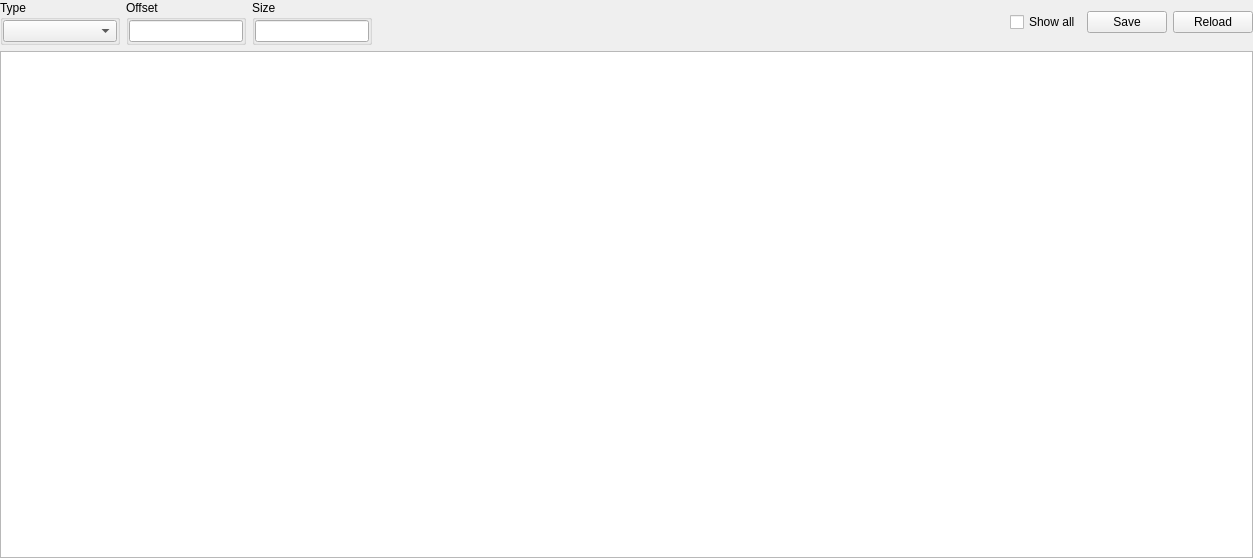
Above: xfileinfowidget.ui from horsicq/XFileInfo before the change. Below: the same form after it.
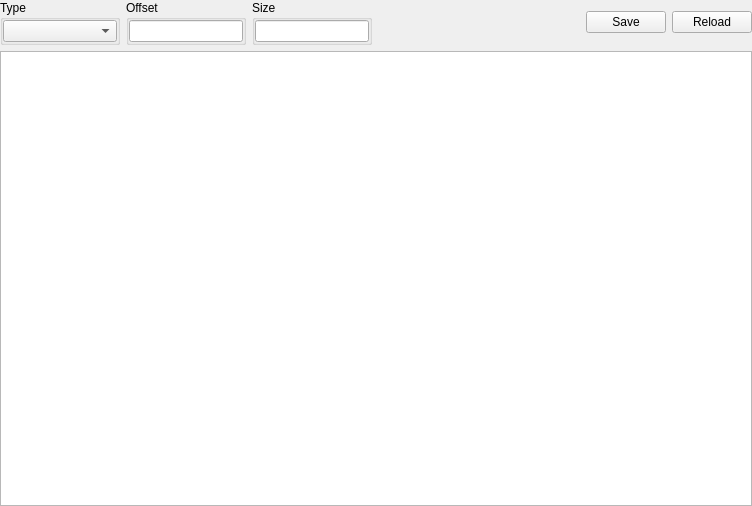
That is the form after the change. Custom widgets are drawn as their Qt base class.

The edit to the form file:
```diff
--- a/xfileinfowidget.ui
+++ b/xfileinfowidget.ui
@@ -6,8 +6,8 @@
    <rect>
     <x>0</x>
     <y>0</y>
-    <width>1253</width>
-    <height>558</height>
+    <width>752</width>
+    <height>506</height>
    </rect>
   </property>
   <property name="windowTitle">
@@ -145,13 +145,6 @@
        </property>
       </spacer>
      </item>
-     <item>
-      <widget class="QCheckBox" name="checkBoxShowAll">
-       <property name="text">
-        <string>Show all</string>
-       </property>
-      </widget>
-     </item>
      <item>
       <widget class="QPushButton" name="pushButtonSave">
        <property name="text">
@@ -170,6 +163,12 @@
    </item>
    <item>
     <widget class="QPlainTextEdit" name="plainTextEditFileInfo">
+     <property name="horizontalScrollBarPolicy">
+      <enum>Qt::ScrollBarAsNeeded</enum>
+     </property>
+     <property name="lineWrapMode">
+      <enum>QPlainTextEdit::NoWrap</enum>
+     </property>
      <property name="readOnly">
       <bool>true</bool>
      </property>
```
